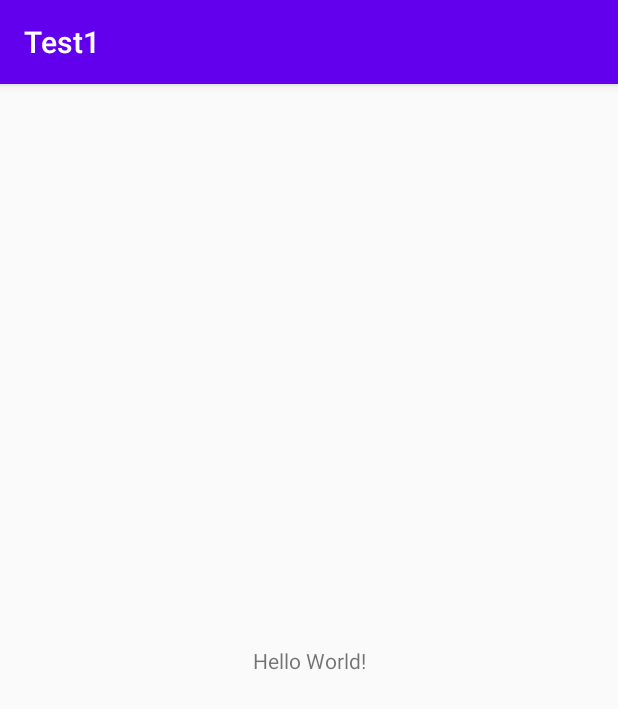
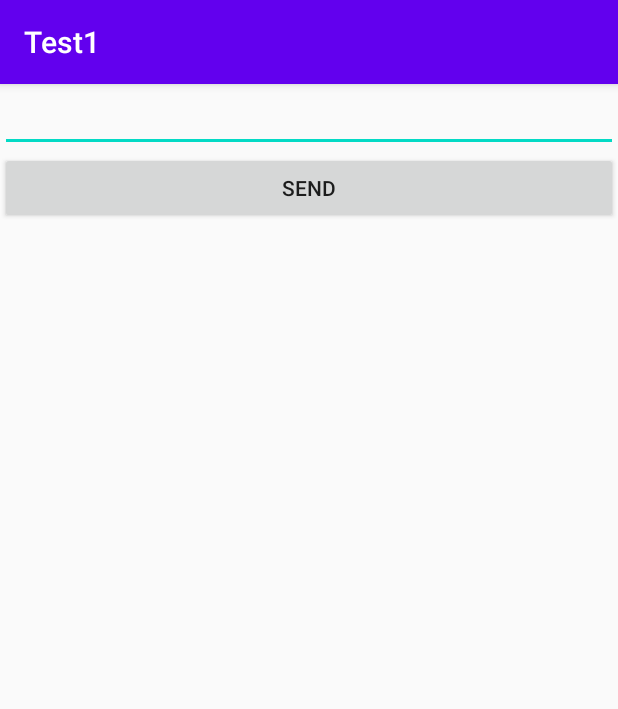
Before and after one commit to bradchao/TCCA_Network_Test1, an Android app: the screen it shows after launch (MainActivity), on a phone screen of 412 x 824 dp. Shown: the top 709 px of the screen. Run offline under Robolectric (Android 15) with nearby library versions, the phone set to English and light mode, and no system bars.

Commit message:
2020091903

```diff
--- a/app/src/main/java/tw/org/tcca/apps/test1/MainActivity.java
+++ b/app/src/main/java/tw/org/tcca/apps/test1/MainActivity.java
@@ -4,6 +4,7 @@ import androidx.appcompat.app.AppCompatActivity;
 
 import android.os.Bundle;
 import android.util.Log;
+import android.view.View;
 
 import java.net.InetAddress;
 import java.net.NetworkInterface;
@@ -59,4 +60,6 @@ public class MainActivity extends AppCompatActivity {
         }.start();
     }
 
+    public void sendUDP(View view) {
+    }
 }
--- a/app/src/main/res/layout/activity_main.xml
+++ b/app/src/main/res/layout/activity_main.xml
@@ -1,18 +1,28 @@
 <?xml version="1.0" encoding="utf-8"?>
-<androidx.constraintlayout.widget.ConstraintLayout xmlns:android="http://schemas.android.com/apk/res/android"
+<LinearLayout
+    xmlns:android="http://schemas.android.com/apk/res/android"
     xmlns:app="http://schemas.android.com/apk/res-auto"
     xmlns:tools="http://schemas.android.com/tools"
     android:layout_width="match_parent"
     android:layout_height="match_parent"
+    android:orientation="vertical"
     tools:context=".MainActivity">
 
+    <EditText
+        android:id="@+id/mesg"
+        android:layout_width="match_parent"
+        android:layout_height="wrap_content"
+        />
+    <Button
+        android:layout_width="match_parent"
+        android:layout_height="wrap_content"
+        android:text="Send"
+        android:onClick="sendUDP"
+        />
     <TextView
-        android:layout_width="wrap_content"
+        android:id="@+id/log"
+        android:layout_width="match_parent"
         android:layout_height="wrap_content"
-        android:text="Hello World!"
-        app:layout_constraintBottom_toBottomOf="parent"
-        app:layout_constraintLeft_toLeftOf="parent"
-        app:layout_constraintRight_toRightOf="parent"
-        app:layout_constraintTop_toTopOf="parent" />
+        />
 
-</androidx.constraintlayout.widget.ConstraintLayout>
+</LinearLayout>
```
